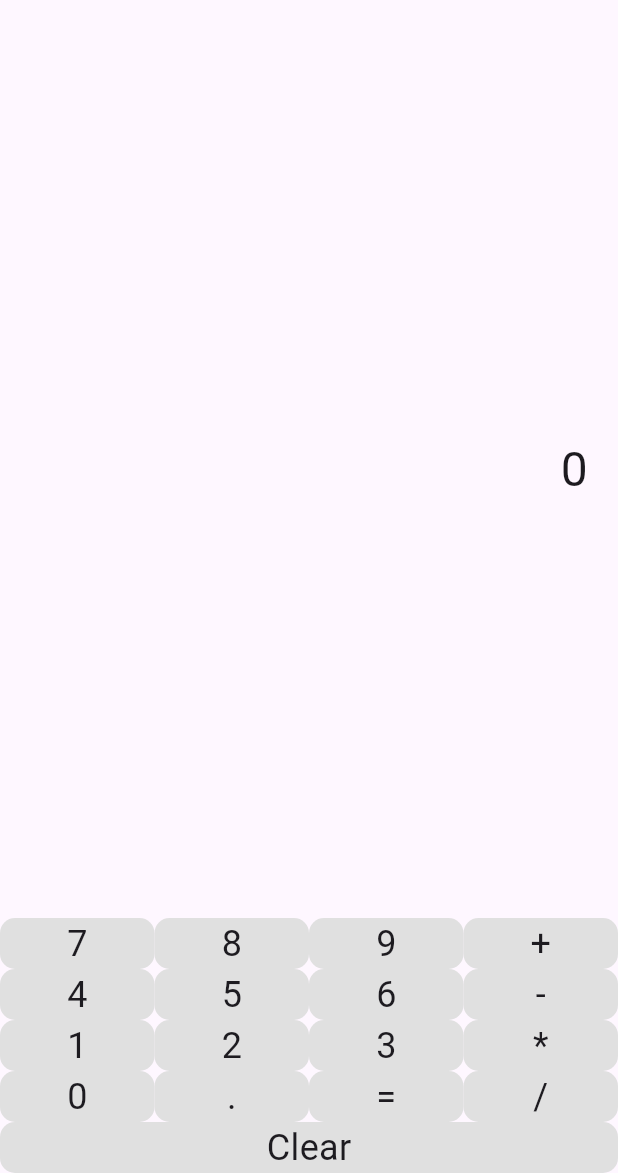
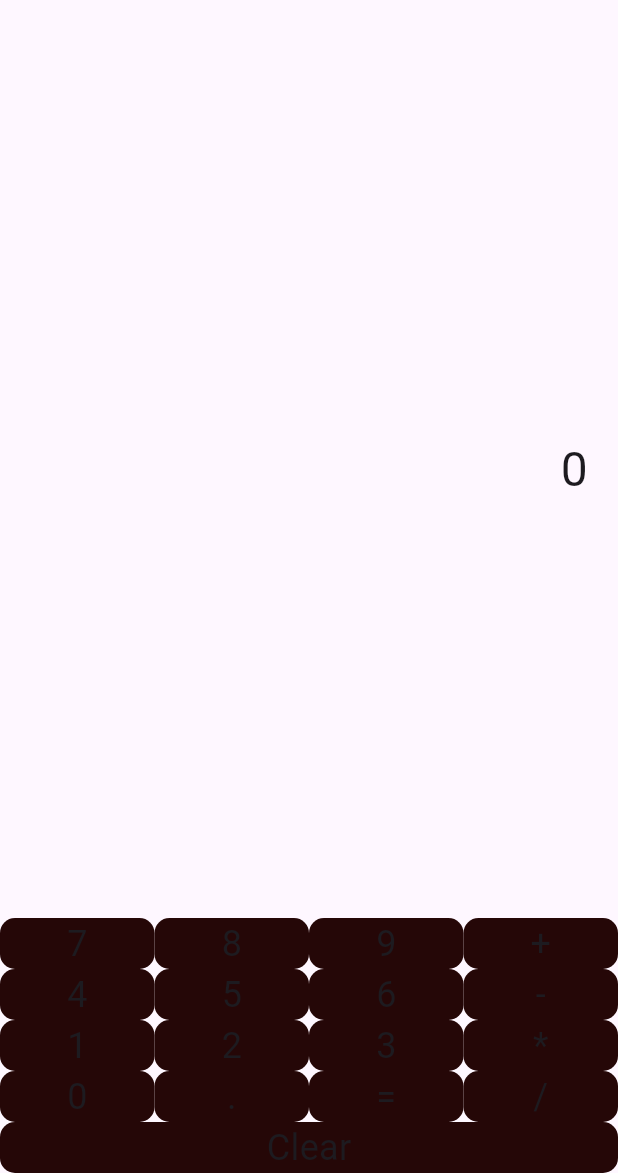
Before and after one commit to dharani211/hw-calculator, a Flutter app: the screen it shows after launch, on a phone screen of 412 x 824 dp, the part 63-1236 px from its top. Run offline on Flutter 3.47's test engine with Material 3 defaults, Android fonts, the phone set to English and light mode, and no system bars.

Commit message:
final draft- checking edge cases

```diff
--- a/lib/main.dart
+++ b/lib/main.dart
@@ -74,7 +74,7 @@ class _CalculatorPageState extends State<CalculatorPage> {
           break;
         case '/':
           if (num2 == 0) {
-            throw Exception('Cannot divide by zero');
+            throw Exception('Not divisable by zero');
           }
           result = num1 / num2;
           break;
@@ -233,7 +233,7 @@ class CalculatorButton extends StatelessWidget {
     return Expanded(
       child: Ink(
         decoration: BoxDecoration(
-          color: Colors.grey[300],
+          color: const Color.fromARGB(255, 37, 7, 7),
           borderRadius: BorderRadius.circular(10),
         ),
         child: InkWell(
```
